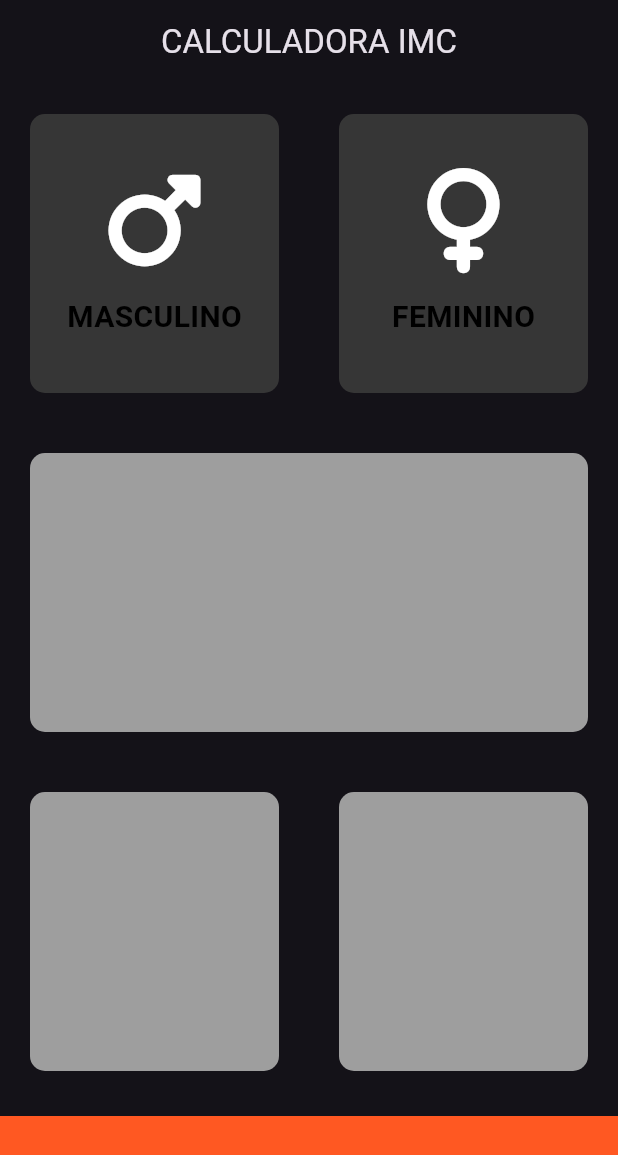
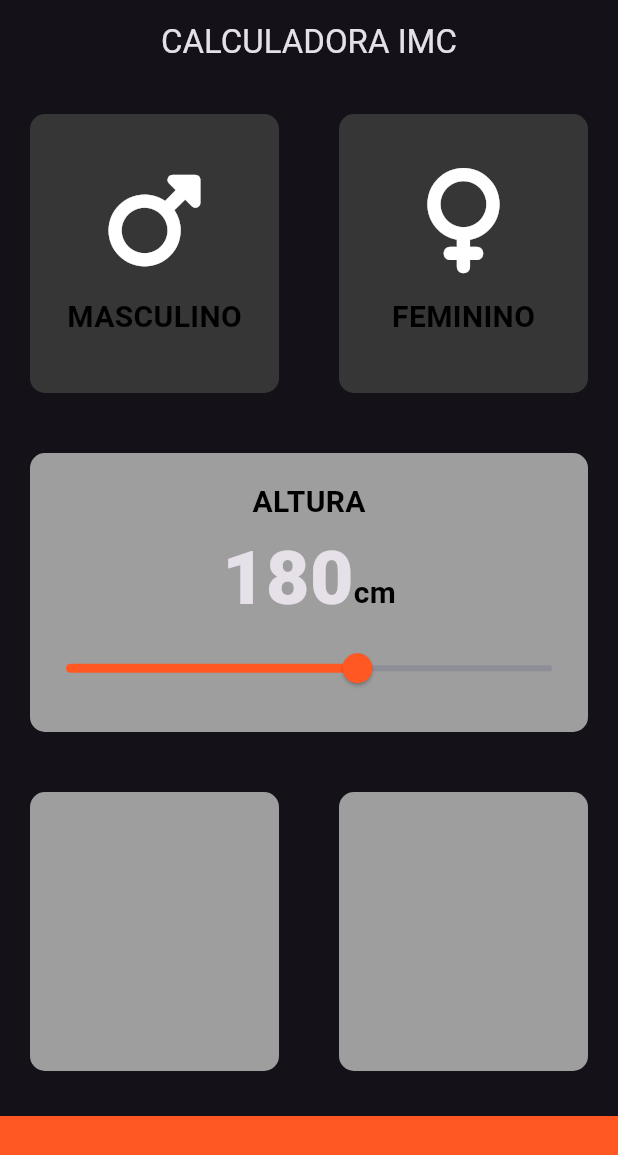
Before and after one commit to Daniells642/Projeto-Flutter, a Flutter app: the screen it shows after launch, on a phone screen of 412 x 824 dp. Shown: the top 1155 px of the screen. Run offline on Flutter 3.47's test engine with Material 3 defaults, Android fonts, the phone set to English and light mode, and no system bars; our stand-ins replace font_awesome_flutter.

Commit message:
Implementação do Slider (cartão altura).

```diff
--- a/lib/paginas/homePage.dart
+++ b/lib/paginas/homePage.dart
@@ -1,5 +1,6 @@
 import 'package:flutter/widgets.dart';
 import 'package:flutter/material.dart';
+import 'package:meu_app/widget/constantes.dart';
 import 'package:meu_app/widget/cartaoPadrao.dart';
 import 'package:meu_app/widget/conteudoIcone.dart';
 import 'package:font_awesome_flutter/font_awesome_flutter.dart';
@@ -9,11 +10,6 @@ enum Sexo {
   feminino,
 }
 
-const alturaContainerInferior = 80.0;
-const corAtivaCartaoPadrao = Color(0xFF9E9E9E);
-const corInativaCataoPadrao = Color.fromARGB(255, 54, 54, 54);
-const corContainerInferior = Color(0xFFFF5822);
-
 class HomePage extends StatefulWidget {
   const HomePage({super.key});
 
@@ -22,7 +18,8 @@ class HomePage extends StatefulWidget {
 }
 
 class _MyHomePageState extends State<HomePage> {
-  Sexo ?sexoSelecionado;
+  Sexo? sexoSelecionado;
+  int altura = 180;
 
   @override
   Widget build(BuildContext context) {
@@ -32,6 +29,7 @@ class _MyHomePageState extends State<HomePage> {
           centerTitle: true,
         ),
         body: Column(
+          crossAxisAlignment: CrossAxisAlignment.stretch,
           children: [
             Expanded(
               child: Row(
@@ -45,8 +43,8 @@ class _MyHomePageState extends State<HomePage> {
                       },
                       child: CartaoPadrao(
                         cor: sexoSelecionado == Sexo.masculino
-                            ? corAtivaCartaoPadrao
-                            : corInativaCataoPadrao,
+                            ? kCorAtivaCartaoPadrao
+                            : kCorInativaCataoPadrao,
                         filhoCartao: const ConteudoIcone(
                           icone: FontAwesomeIcons.mars,
                           descricao: "MASCULINO",
@@ -57,15 +55,15 @@ class _MyHomePageState extends State<HomePage> {
                   //Text("RESPONDER", style: TextStyle(color: Color.fromARGB(255, 250, 250, 250))),
                   Expanded(
                     child: GestureDetector(
-                       onTap: () {
+                      onTap: () {
                         setState(() {
                           sexoSelecionado = Sexo.feminino;
                         });
                       },
                       child: CartaoPadrao(
                         cor: sexoSelecionado == Sexo.feminino
-                            ? corAtivaCartaoPadrao
-                            : corInativaCataoPadrao,
+                            ? kCorAtivaCartaoPadrao
+                            : kCorInativaCataoPadrao,
                         filhoCartao: const ConteudoIcone(
                           icone: FontAwesomeIcons.venus,
                           descricao: "FEMININO",
@@ -78,8 +76,40 @@ class _MyHomePageState extends State<HomePage> {
             ),
             Expanded(
               child: CartaoPadrao(
-                cor: corAtivaCartaoPadrao,
-
+                cor: kCorAtivaCartaoPadrao,
+                filhoCartao: Column(
+                  mainAxisAlignment: MainAxisAlignment.center,
+                  children: [
+                    const Text(
+                      "ALTURA",
+                      style: kDescricaoTextStyle,
+                    ),
+                    Row(
+                      mainAxisAlignment: MainAxisAlignment.center,
+                      crossAxisAlignment: CrossAxisAlignment.baseline,
+                      textBaseline: TextBaseline.alphabetic,
+                      children: [
+                        Text(altura.toString(), style: kNumeroTextStyle),
+                        const Text(
+                          "cm",
+                          style: kDescricaoTextStyle,
+                        )
+                      ],
+                    ),
+                    Slider(
+                      activeColor: kCorContainerInferior,
+                      inactiveColor: const Color(0xFF8D8E98),
+                      onChanged: (double novoValor) {
+                        setState(() {
+                          altura = novoValor.round();
+                        });
+                      },
+                      value: altura.toDouble(),
+                      min: 120.0,
+                      max: 220.0,
+                    ),
+                  ],
+                ),
               ),
             ),
             Expanded(
@@ -87,7 +117,7 @@ class _MyHomePageState extends State<HomePage> {
                 children: [
                   Expanded(
                     child: CartaoPadrao(
-                      cor: corAtivaCartaoPadrao,
+                      cor: kCorAtivaCartaoPadrao,
                       filhoCartao: const Column(
                         children: [
                           //Icon(FontAwesomeIcons.mars, size: 95.0)
@@ -97,7 +127,7 @@ class _MyHomePageState extends State<HomePage> {
                   ),
                   Expanded(
                     child: CartaoPadrao(
-                      cor: corAtivaCartaoPadrao,
+                      cor: kCorAtivaCartaoPadrao,
                       filhoCartao: const Column(
                         children: [
                           //Icon(FontAwesomeIcons.mars, size: 95.0)
@@ -109,10 +139,10 @@ class _MyHomePageState extends State<HomePage> {
               ),
             ),
             Container(
-              color: corContainerInferior,
+              color: kCorContainerInferior,
               margin: const EdgeInsets.only(top: 10.0),
               width: double.infinity, //preenche toda a tela na horizontal.
-              height: alturaContainerInferior,
+              height: kAlturaContainerInferior,
             )
           ],
         ));
--- /dev/null
+++ b/lib/widget/constantes.dart
@@ -0,0 +1,11 @@
+import 'package:flutter/material.dart';
+
+const kDescricaoTextStyle =
+    TextStyle(fontSize: 20.0, color: Colors.black, fontWeight: FontWeight.w700);
+
+const kAlturaContainerInferior = 80.0;
+const kCorAtivaCartaoPadrao = Color(0xFF9E9E9E);
+const kCorInativaCataoPadrao = Color.fromARGB(255, 54, 54, 54);
+const kCorContainerInferior = Color(0xFFFF5822);
+
+const kNumeroTextStyle = TextStyle(fontSize: 50.0, fontWeight: FontWeight.w900);
--- a/lib/widget/conteudoIcone.dart
+++ b/lib/widget/conteudoIcone.dart
@@ -1,7 +1,5 @@
 import 'package:flutter/material.dart';
-
-const descricaoTextStyle =
-    TextStyle(fontSize: 20.0, color: Colors.black, fontWeight: FontWeight.w700);
+import 'package:meu_app/widget/constantes.dart';
 
 class ConteudoIcone extends StatelessWidget {
   const ConteudoIcone(
@@ -21,7 +19,7 @@ class ConteudoIcone extends StatelessWidget {
         ),
         Text(
           descricao,
-          style: descricaoTextStyle,
+          style: kDescricaoTextStyle,
         )
       ],
     );
```
Also changed, not shown: lib/service/calcular_imc.dart (deleted, +0 -45 lines), lib/service/app_funcionando.dart (renamed from lib/app_funcionando.dart), lib/service/teste.dart (renamed from lib/paginas/teste.dart), lib/service/widget.dart (renamed from lib/widget/widget.dart), lib/service/widgetTeste.dart (renamed from lib/widget/widgetTeste.dart).
